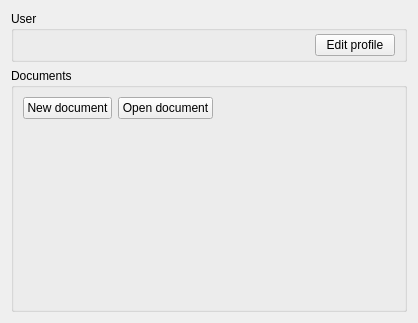
Old version of the form GUI/ui/gui_menu.ui in the repository GiuliCler/GIMPteam.
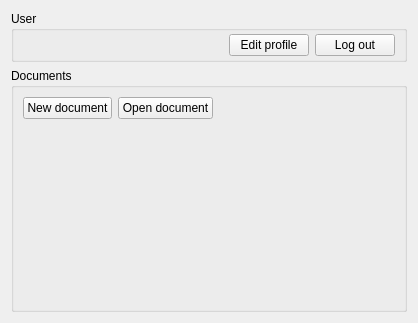
New version of the form. Icons and pictures are not drawn.

Diff of the .ui file:
```diff
--- a/GUI/ui/gui_menu.ui
+++ b/GUI/ui/gui_menu.ui
@@ -81,6 +81,13 @@
         </property>
        </widget>
       </item>
+      <item>
+       <widget class="QPushButton" name="logoutPushButton">
+        <property name="text">
+         <string>Log out</string>
+        </property>
+       </widget>
+      </item>
      </layout>
     </widget>
    </item>
```
Left out of the diff: 4 changed lines with no effect on the pictures.
